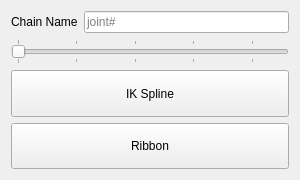
First picture: the form in tools/spine.ui, repository a772bNsz/Rigging-Tools, before the edit.
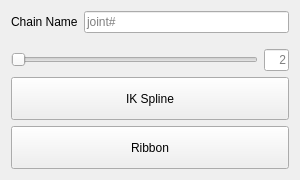
Second picture: the form after the edit.

Commit message: _joints() and rebuild curve

What changed in the file:
```diff
--- a/tools/spine.ui
+++ b/tools/spine.ui
@@ -48,6 +48,11 @@
     </layout>
    </item>
    <item>
+    <layout class="QHBoxLayout" name="horizontalLayout_2">
+     <property name="topMargin">
+      <number>10</number>
+     </property>
+     <item>
     <widget class="QSlider" name="joints_sld">
      <property name="minimum">
       <number>2</number>
@@ -68,12 +73,30 @@
       <bool>false</bool>
      </property>
      <property name="tickPosition">
-      <enum>QSlider::TicksBothSides</enum>
+        <enum>QSlider::NoTicks</enum>
      </property>
      <property name="tickInterval">
       <number>4</number>
      </property>
     </widget>
+     </item>
+     <item>
+      <widget class="QLineEdit" name="numjoints_lne">
+       <property name="maximumSize">
+        <size>
+         <width>25</width>
+         <height>16777215</height>
+        </size>
+       </property>
+       <property name="alignment">
+        <set>Qt::AlignRight|Qt::AlignTrailing|Qt::AlignVCenter</set>
+       </property>
+       <property name="placeholderText">
+        <string>2</string>
+       </property>
+      </widget>
+     </item>
+    </layout>
    </item>
    <item>
     <widget class="QPushButton" name="ikspline_btn">
```
Lines whose indentation alone changed are shown as unchanged. The commit also changes 2 other files.
